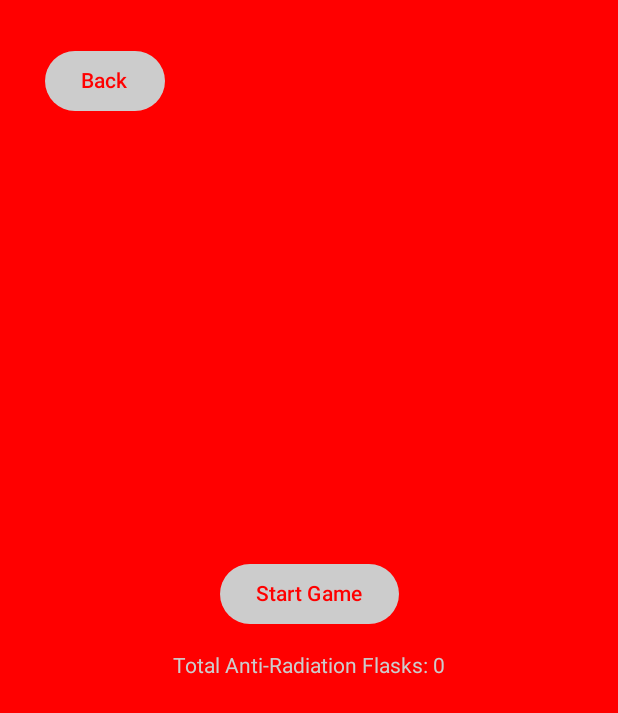
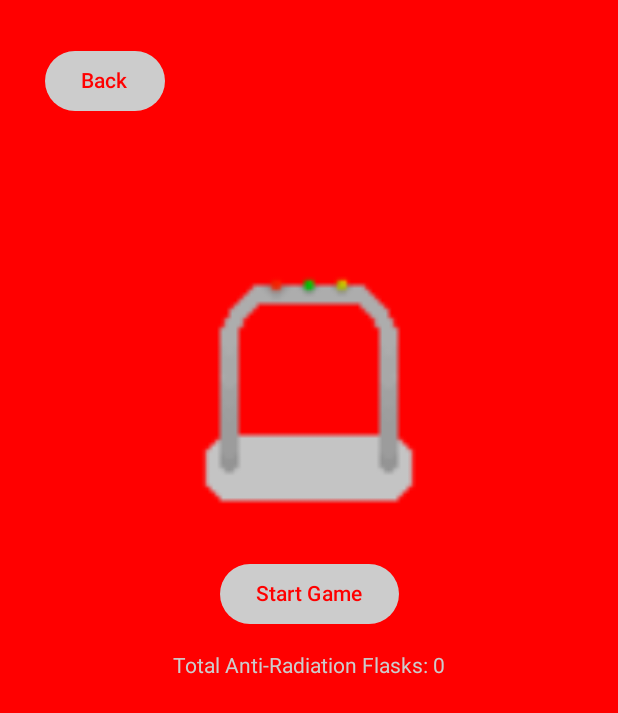
Before and after one commit to maffittaaa/Companion-App, an Android app built with Jetpack Compose: the @Preview function StartScreenPreview, on a phone screen of 412 x 824 dp. Shown: the top 713 px of the screen. Run offline under Robolectric (Android 15) with nearby library versions, the phone set to English and light mode, and no system bars.

Commit message:
score fixed, animation added, fixed the pill offsets and the radiation behaving weirdly

```diff
--- a/app/src/main/java/pt/iade/games/companionapp/AnalysisMachineActivity.kt
+++ b/app/src/main/java/pt/iade/games/companionapp/AnalysisMachineActivity.kt
@@ -11,8 +11,8 @@ import androidx.activity.compose.setContent
 import androidx.activity.enableEdgeToEdge
 import androidx.annotation.RequiresApi
 import androidx.compose.foundation.Canvas
+import androidx.compose.foundation.Image
 import androidx.compose.foundation.background
-import androidx.compose.foundation.clickable
 import androidx.compose.foundation.gestures.detectTapGestures
 import androidx.compose.foundation.layout.Arrangement
 import androidx.compose.foundation.layout.Box
@@ -21,10 +21,9 @@ import androidx.compose.foundation.layout.fillMaxSize
 import androidx.compose.foundation.layout.offset
 import androidx.compose.foundation.layout.padding
 import androidx.compose.foundation.layout.size
-import androidx.compose.foundation.shape.CircleShape
+import androidx.compose.material3.Button
 import androidx.compose.material3.ButtonDefaults
 import androidx.compose.material3.Scaffold
-import androidx.compose.material3.Button
 import androidx.compose.material3.Text
 import androidx.compose.runtime.Composable
 import androidx.compose.runtime.LaunchedEffect
@@ -39,25 +38,19 @@ import androidx.compose.ui.Modifier
 import androidx.compose.ui.geometry.Offset
 import androidx.compose.ui.geometry.Size
 import androidx.compose.ui.graphics.Color
+import androidx.compose.ui.graphics.ImageBitmap
+import androidx.compose.ui.graphics.asAndroidBitmap
+import androidx.compose.ui.graphics.drawscope.withTransform
 import androidx.compose.ui.input.pointer.pointerInput
 import androidx.compose.ui.platform.LocalContext
+import androidx.compose.ui.res.imageResource
 import androidx.compose.ui.res.painterResource
 import androidx.compose.ui.tooling.preview.Preview
 import androidx.compose.ui.unit.dp
-import androidx.compose.ui.unit.sp
 import kotlinx.coroutines.delay
-import kotlin.math.hypot
 import pt.iade.games.companionapp.ui.data.ActivityData
 import pt.iade.games.companionapp.ui.theme.CompanionAppTheme
-import kotlin.random.Random
-import androidx.compose.ui.graphics.ImageBitmap
-import androidx.compose.ui.graphics.painter.Painter
-import androidx.compose.ui.graphics.Canvas
-import androidx.compose.ui.graphics.drawscope.DrawScope
-import androidx.compose.ui.graphics.drawscope.withTransform
-import androidx.compose.ui.res.imageResource
-import androidx.compose.ui.unit.IntSize
-import androidx.compose.ui.graphics.asAndroidBitmap
+import kotlin.math.hypot
 
 
 data class Pills(
@@ -75,9 +68,12 @@ var playersFlasks = 0
 //todo: fix timer breaking when skip timer is clicked DONE
 //todo add images instead of drawings DONE
 //todo: make score and timer be a collumn thingy DONE
-//todo: fix the offsets on the good pills
-//todo: fix bad pills being hard to click
+//todo: fix the offsets on the good pills DONE
+//todo: fix bad pills being hard to click DONE
+//todo: add animation at the start DONE
 //todo add score bottom cap at 0 DONE
+//todo: flasks display in the corner
+//todo: center the cooldown text
 
 
 class AnalysisMachineActivity : ComponentActivity() {
@@ -159,8 +155,6 @@ fun AnalysisMachine(
 
     val pillImage = ImageBitmap.imageResource(id = R.drawable.pill)
     val radiationImage = ImageBitmap.imageResource(id = R.drawable.radiation)
-    val pillBitmap = pillImage.asAndroidBitmap()
-    val radiationBitmap = radiationImage.asAndroidBitmap()
 
     LaunchedEffect(isTimerRunning, isSkipTimerClicked) {
         while (isTimerRunning && timeLeftInSeconds > 0) {
@@ -233,7 +227,7 @@ fun AnalysisMachine(
                 // Draw the image with the scale applied
                 if (pill.visible) {
                     withTransform({
-                        scale(scale, scale, Offset(pill.x, pill.y)) // Scaling around the pill's position
+                        scale(scale, scale, Offset(pill.x - pill.radius, pill.y - pill.radius)) // Scaling around the pill's position
                     }) {
                         if (pill.isGood) {
                             drawImage(
@@ -248,11 +242,18 @@ fun AnalysisMachine(
                         }
                     }
                     if(pill.isGood) {
-                    drawCircle(
+                    //drawCircle(
+                        //color = pill.color,
+                        //center = Offset(pill.x, pill.y),
+                        //radius = pill.radius
+                    //)
+                    if(pill.isGood == false){
+                        drawRect(
                         color = pill.color,
-                        center = Offset(pill.x, pill.y),
-                        radius = pill.radius
-                    )
+                        topLeft = Offset(pill.x - pill.radius, pill.y - pill.radius), // This will center the rectangle
+                        size = Size(pill.radius * 2, pill.radius * 2 * 2)  // Size of the rectangle, equivalent to the circle's diameter
+                        )
+                    }
                         //if(pill.isGood == false) {
                             //drawRect(
                                 //color = pill.color,
@@ -293,7 +294,7 @@ fun AnalysisMachine(
         ) {
             Button(
                 onClick = {
-                    onScoreChange(score + 10)
+                    onScoreChange(10)
                 },
                 colors = ButtonDefaults.buttonColors(
                     containerColor = data.lightColor,
@@ -347,8 +348,6 @@ fun StartScreen(onStartClick: () -> Unit, data: ActivityData) {
         } else if (cooldownEndTime > 0) {
             sharedPreferences.edit().putInt("antiRadiationFlasks", playersFlasks).apply()
         }
-
-
     }
 
     Box(
@@ -387,6 +386,7 @@ fun StartScreen(onStartClick: () -> Unit, data: ActivityData) {
                 color = data.lightColor,
                 modifier = Modifier.padding(top = 16.dp)
             )
+
         }
 
         if(isInCooldown){
@@ -407,7 +407,7 @@ fun StartScreen(onStartClick: () -> Unit, data: ActivityData) {
                 Text("Cheats: Skip Cooldown", color = data.darkColor)
             }
         }
-
+        StartScreenAnimation()
         Button(
             onClick = {
                 val intent = Intent(context, MainActivity::class.java)
@@ -426,6 +426,42 @@ fun StartScreen(onStartClick: () -> Unit, data: ActivityData) {
     }
 }
 
+@Composable
+fun StartScreenAnimation() {
+    // List of images for the animation
+    val imageFrames = listOf(
+        painterResource(id = R.drawable.analysismachine1),
+        painterResource(id = R.drawable.analysismachine2),
+        painterResource(id = R.drawable.analysismachine3),
+    )
+
+    // State to hold the current frame index
+    var currentFrame by remember { mutableStateOf(0) }
+
+    // Periodically switch to the next frame
+    LaunchedEffect(Unit) {
+        while (true) {
+            delay(500L) // Switch frames every 500ms
+            currentFrame = (currentFrame + 1) % imageFrames.size // Loop through frames
+        }
+    }
+
+    // Display the image at a fixed position
+    Box(
+        modifier = Modifier
+            .fillMaxSize() // Ensure Box fills the screen space
+
+    ) {
+        Image(
+            painter = imageFrames[currentFrame],
+            contentDescription = "Animated Analysis Machine",
+            modifier = Modifier
+                .size(200.dp) // Adjust size as needed
+                .align(Alignment.Center)
+                .offset(y = (-150).dp)
+        )
+    }
+}
 
 
 @Composable
```
Also changed, not shown: app/src/main/res/drawable/analysismachine1.png (added), app/src/main/res/drawable/analysismachine2.png (added), app/src/main/res/drawable/analysismachine3.png (added).
